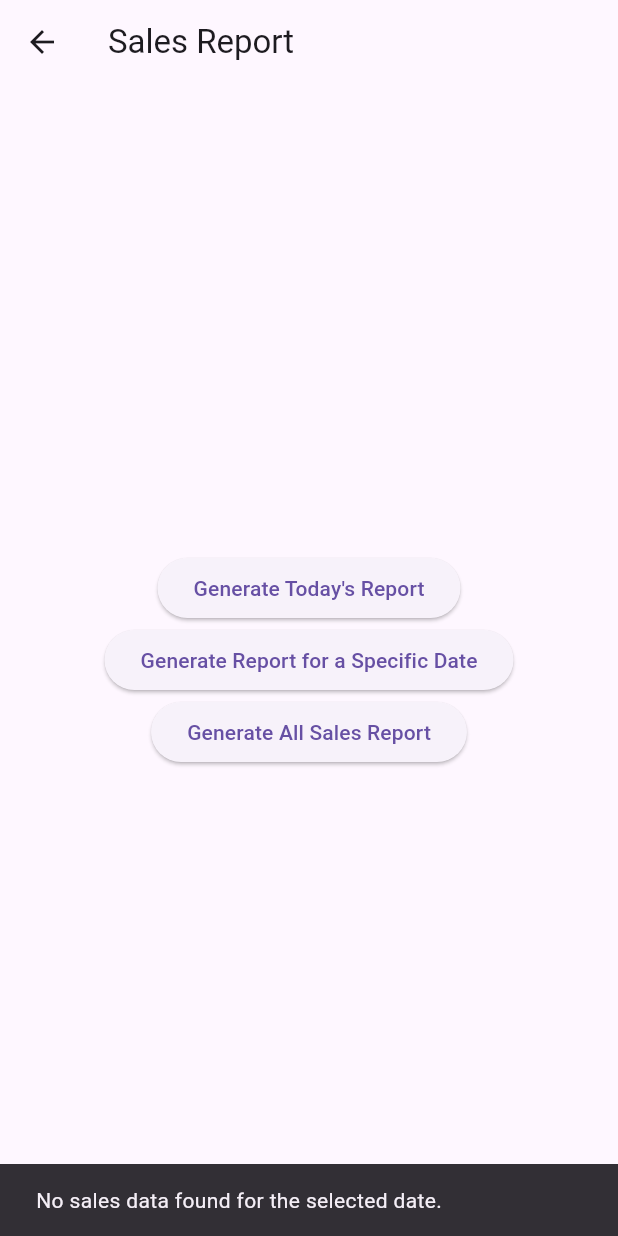
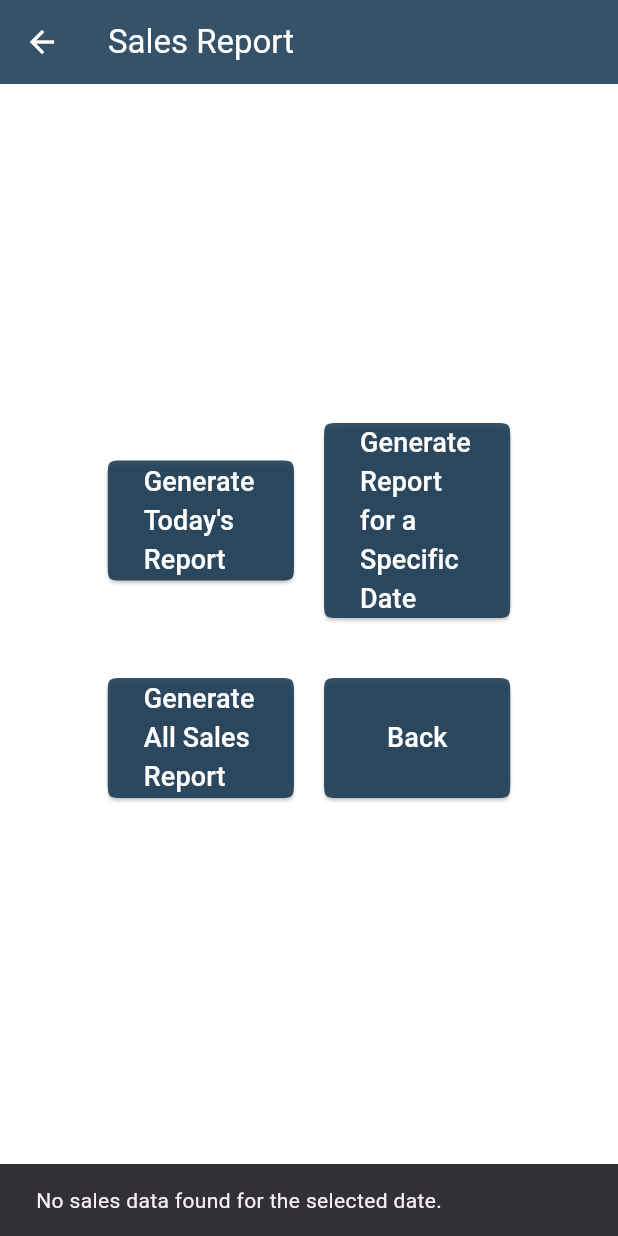
Before and after one commit to ahmedalnagdy18/Isecad, a Flutter app: the SalesReportPage screen opened directly, after a tap on "Generate All Sales Report", on a phone screen of 412 x 824 dp. Run offline on Flutter 3.47's test engine with Material 3 defaults, Android fonts, the light colour scheme and no system bars; our stand-ins replace email_validator, flutter_bloc, font_awesome_flutter, hive, hive_flutter, pdf and 2 more; missing offline and left inert: excel; accounts and stored records are empty.

Commit message:
fix all ui errors

```diff
--- a/lib/core/colors/app_colors.dart
+++ b/lib/core/colors/app_colors.dart
@@ -14,6 +14,7 @@ class AppColors {
   static Color clickedTextfieldBorder = const Color(0xFF858589);
   static Color iconAdd = const Color(0xFF6A717F);
   static Color toastmessage = const Color(0xff04FFAA);
+  static Color mainBlue = const Color.fromARGB(213, 14, 48, 76);
   //text colors
   static Color hintText = const Color(0xFF9D9C99);
   static Color forgetPassword = const Color(0xFF6A717F);
--- /dev/null
+++ b/lib/features/home/presentation/screens/generate_excel.dart
@@ -0,0 +1,194 @@
+import 'package:excel/excel.dart';
+import 'package:flutter/material.dart';
+import 'package:hive/hive.dart';
+import 'package:iscad/core/colors/app_colors.dart';
+import 'package:iscad/core/extentions/app_extentions.dart';
+import 'package:iscad/features/home/domain/quantity_log/quantity_log.dart';
+import 'package:iscad/generated/l10n.dart';
+import 'package:path_provider/path_provider.dart';
+import 'dart:io';
+
+class SalesReportPage extends StatelessWidget {
+  const SalesReportPage({super.key});
+
+  Future<void> generateExcel(BuildContext context,
+      {DateTime? filterDate}) async {
+    try {
+      final salesLogBox = Hive.box<QuantityLog>('quantityLogBox');
+      final salesLogs = salesLogBox.values.toList();
+
+      final filteredLogs = filterDate != null
+          ? salesLogs.where((log) {
+              return log.timestamp.year == filterDate.year &&
+                  log.timestamp.month == filterDate.month &&
+                  log.timestamp.day == filterDate.day;
+            }).toList()
+          : salesLogs;
+
+      if (filteredLogs.isEmpty) {
+        ScaffoldMessenger.of(context).showSnackBar(
+          const SnackBar(
+              content: Text('No sales data found for the selected date.')),
+        );
+        return;
+      }
+
+      // Create a new Excel document
+      final excel = Excel.createExcel();
+
+      // Add a sheet for sales data
+      final sheet = excel['Sales Report'];
+      sheet.appendRow([
+        'Product ID',
+        'Product Name',
+        'Quantity Sold',
+        'Date',
+        'Total Price'
+      ]);
+
+      // Populate the sheet with filtered sales data
+      for (var log in filteredLogs) {
+        sheet.appendRow([
+          log.productId,
+          log.productName,
+          log.soldQuantity,
+          log.timestamp.toIso8601String(),
+          log.totalPrice
+        ]);
+      }
+
+      // Save the Excel file
+      final directory = await getApplicationDocumentsDirectory();
+      final fileName = filterDate != null
+          ? 'sales_report_${filterDate.year}_${filterDate.month}_${filterDate.day}.xlsx'
+          : 'sales_report_all.xlsx';
+      final filePath = '${directory.path}/$fileName';
+      final fileBytes = excel.save();
+      final file = File(filePath);
+      await file.writeAsBytes(fileBytes!);
+
+      // Notify the user of success
+      ScaffoldMessenger.of(context).showSnackBar(
+        SnackBar(content: Text('Sales report saved to $filePath')),
+      );
+    } catch (e) {
+      ScaffoldMessenger.of(context).showSnackBar(
+        SnackBar(content: Text('Failed to generate report: $e')),
+      );
+    }
+  }
+
+  @override
+  Widget build(BuildContext context) {
+    return Scaffold(
+      backgroundColor: Colors.white,
+      appBar: AppBar(
+        iconTheme: const IconThemeData(color: Colors.white),
+        title: Text(
+          S.of(context).sales_report,
+          style: const TextStyle(color: Colors.white),
+        ),
+        backgroundColor: AppColors.mainBlue,
+      ),
+      body: Padding(
+        padding: EdgeInsets.symmetric(horizontal: appWidth(context, 0.15)),
+        child: SingleChildScrollView(
+          child: Column(
+            mainAxisAlignment: MainAxisAlignment.center,
+            crossAxisAlignment: CrossAxisAlignment.start,
+            children: [
+              SizedBox(
+                height: appHight(context, 0.25),
+              ),
+              Row(
+                crossAxisAlignment: CrossAxisAlignment.center,
+                mainAxisAlignment: MainAxisAlignment.center,
+                children: [
+                  Expanded(
+                    child: ExcelButton(
+                      onPressed: () async {
+                        // Generate Excel for today
+                        final today = DateTime.now();
+                        await generateExcel(context, filterDate: today);
+                      },
+                      text: S.of(context).generate_todays_report,
+                    ),
+                  ),
+                  Expanded(
+                    child: ExcelButton(
+                      onPressed: () async {
+                        // Show date picker and generate Excel for the selected date
+                        final selectedDate = await showDatePicker(
+                          context: context,
+                          initialDate: DateTime.now(),
+                          firstDate: DateTime(2000),
+                          lastDate: DateTime.now(),
+                        );
+                        if (selectedDate != null) {
+                          await generateExcel(context,
+                              filterDate: selectedDate);
+                        }
+                      },
+                      text: S.of(context).generate_specific_date_report,
+                    ),
+                  ),
+                ],
+              ),
+              //  const SizedBox(height: 24),
+              Row(
+                crossAxisAlignment: CrossAxisAlignment.center,
+                mainAxisAlignment: MainAxisAlignment.center,
+                children: [
+                  Expanded(
+                    child: ExcelButton(
+                      onPressed: () async {
+                        // Generate Excel for all sales logs
+                        await generateExcel(context);
+                      },
+                      text: S.of(context).generate_all_sales_report,
+                    ),
+                  ),
+                  Expanded(
+                    child: ExcelButton(
+                      onPressed: () async {
+                        Navigator.pop(context);
+                      },
+                      text: S.of(context).back,
+                    ),
+                  ),
+                ],
+              ),
+            ],
+          ),
+        ),
+      ),
+    );
+  }
+}
+
+class ExcelButton extends StatelessWidget {
+  const ExcelButton({super.key, required this.onPressed, required this.text});
+  final void Function() onPressed;
+  final String text;
+  @override
+  Widget build(BuildContext context) {
+    return Padding(
+      padding: const EdgeInsets.symmetric(vertical: 20, horizontal: 10),
+      child: ElevatedButton(
+        style: ButtonStyle(
+            minimumSize: const WidgetStatePropertyAll(Size.fromHeight(80)),
+            backgroundColor: WidgetStatePropertyAll(AppColors.mainBlue),
+            shape: WidgetStatePropertyAll(ContinuousRectangleBorder(
+                borderRadius: BorderRadius.circular(12)))),
+        onPressed: onPressed,
+        child: Text(
+          text,
+          style: const TextStyle(
+            color: Colors.white,
+            fontSize: 18,
+          ),
+        ),
+      ),
+    );
+  }
+}
--- a/lib/features/home/presentation/widgets/edit_product_dialog.dart
+++ b/lib/features/home/presentation/widgets/edit_product_dialog.dart
@@ -1,5 +1,6 @@
 import 'package:flutter/material.dart';
 import 'package:flutter/services.dart';
+import 'package:iscad/core/colors/app_colors.dart';
 import 'package:iscad/generated/l10n.dart';
 
 class EditProductDialog extends StatelessWidget {
@@ -18,6 +19,7 @@ class EditProductDialog extends StatelessWidget {
   @override
   Widget build(BuildContext context) {
     return AlertDialog(
+      backgroundColor: Colors.white,
       title: Text(
         S.of(context).editProduct,
       ),
@@ -62,12 +64,16 @@ class EditProductDialog extends StatelessWidget {
           onPressed: textButtonOnPressed,
           child: Text(
             S.of(context).cancel,
+            style: const TextStyle(color: Colors.black),
           ),
         ),
         ElevatedButton(
+          style: ButtonStyle(
+              backgroundColor: WidgetStatePropertyAll(AppColors.mainBlue)),
           onPressed: elevatedButtononPressed,
           child: Text(
             S.of(context).save,
+            style: const TextStyle(color: Colors.white),
           ),
         ),
       ],
--- a/lib/generate_excel.dart
+++ /dev/null
@@ -1,114 +0,0 @@
-import 'package:excel/excel.dart';
-import 'package:flutter/material.dart';
-import 'package:hive/hive.dart';
-import 'package:iscad/features/home/domain/quantity_log/quantity_log.dart';
-import 'package:path_provider/path_provider.dart';
-import 'dart:io';
-
-
-class SalesReportPage extends StatelessWidget {
-  const SalesReportPage({Key? key}) : super(key: key);
-
-  Future<void> generateExcel(BuildContext context, {DateTime? filterDate}) async {
-    try {
-      final salesLogBox = Hive.box<QuantityLog>('quantityLogBox');
-      final salesLogs = salesLogBox.values.toList();
-
-      final filteredLogs = filterDate != null
-          ? salesLogs.where((log) {
-              return log.timestamp.year == filterDate.year &&
-                  log.timestamp.month == filterDate.month &&
-                  log.timestamp.day == filterDate.day;
-            }).toList()
-          : salesLogs;
-
-      if (filteredLogs.isEmpty) {
-        ScaffoldMessenger.of(context).showSnackBar(
-          SnackBar(content: Text('No sales data found for the selected date.')),
-        );
-        return;
-      }
-
-      // Create a new Excel document
-      final excel = Excel.createExcel();
-
-      // Add a sheet for sales data
-      final sheet = excel['Sales Report'];
-      sheet.appendRow(['Product ID', 'Product Name', 'Quantity Sold', 'Date', 'Total Price']);
-
-      // Populate the sheet with filtered sales data
-      for (var log in filteredLogs) {
-        sheet.appendRow([
-          log.productId,
-          log.productName,
-          log.soldQuantity,
-          log.timestamp.toIso8601String(),
-          log.totalPrice
-        ]);
-      }
-
-      // Save the Excel file
-      final directory = await getApplicationDocumentsDirectory();
-      final fileName = filterDate != null
-          ? 'sales_report_${filterDate.year}_${filterDate.month}_${filterDate.day}.xlsx'
-          : 'sales_report_all.xlsx';
-      final filePath = '${directory.path}/$fileName';
-      final fileBytes = excel.save();
-      final file = File(filePath);
-      await file.writeAsBytes(fileBytes!);
-
-      // Notify the user of success
-      ScaffoldMessenger.of(context).showSnackBar(
-        SnackBar(content: Text('Sales report saved to $filePath')),
-      );
-    } catch (e) {
-      ScaffoldMessenger.of(context).showSnackBar(
-        SnackBar(content: Text('Failed to generate report: $e')),
-      );
-    }
-  }
-
-  @override
-  Widget build(BuildContext context) {
-    return Scaffold(
-      appBar: AppBar(title: Text('Sales Report')),
-      body: Center(
-        child: Column(
-          mainAxisAlignment: MainAxisAlignment.center,
-          children: [
-            ElevatedButton(
-              onPressed: () async {
-                // Generate Excel for today
-                final today = DateTime.now();
-                await generateExcel(context, filterDate: today);
-              },
-              child: Text('Generate Today\'s Report'),
-            ),
-            ElevatedButton(
-              onPressed: () async {
-                // Show date picker and generate Excel for the selected date
-                final selectedDate = await showDatePicker(
-                  context: context,
-                  initialDate: DateTime.now(),
-                  firstDate: DateTime(2000),
-                  lastDate: DateTime.now(),
-                );
-                if (selectedDate != null) {
-                  await generateExcel(context, filterDate: selectedDate);
-                }
-              },
-              child: Text('Generate Report for a Specific Date'),
-            ),
-            ElevatedButton(
-              onPressed: () async {
-                // Generate Excel for all sales logs
-                await generateExcel(context);
-              },
-              child: Text('Generate All Sales Report'),
-            ),
-          ],
-        ),
-      ),
-    );
-  }
-}
```
Also changed, not shown: lib/features/home/presentation/screens/all_curd.dart (+31 -5 lines), lib/features/home/presentation/screens/invoicepage.dart (+6 -4 lines), lib/features/home/presentation/widgets/add_product_dialog.dart (+12 -2 lines), lib/features/home/presentation/widgets/all_card_body.dart (+20 -4 lines), lib/l10n/intl_ar.arb (+7 -1 lines), lib/l10n/intl_en.arb (+7 -1 lines), lib/features/home/presentation/screens/printing.dart (line endings or trailing spaces), lib/generated/intl/messages_ar.dart, lib/generated/intl/messages_en.dart, lib/generated/l10n.dart.
